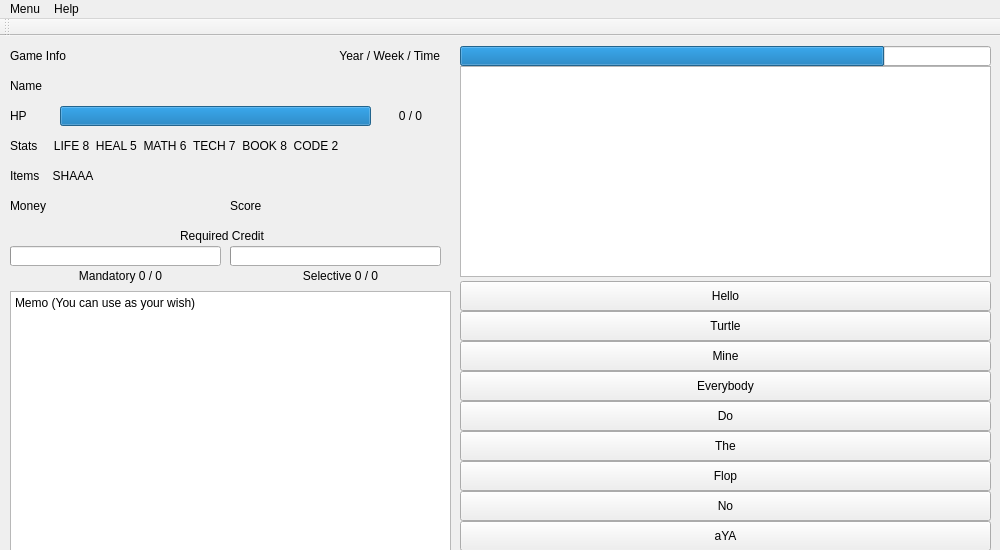
Old version of the form sugang_simulator_2017.ui in the repository CRYPTOGRAPHCODER/project_se271.
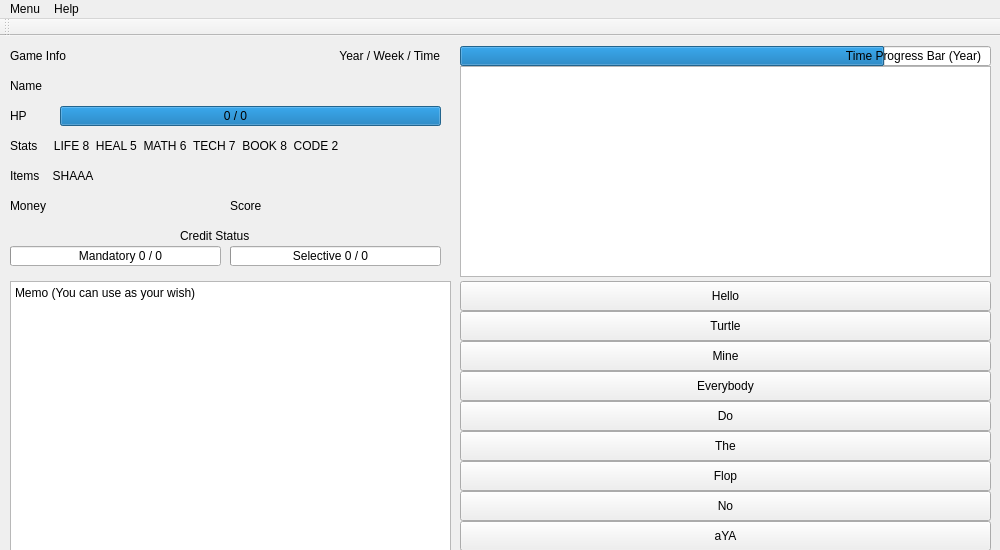
New version of the form.

What changed in the file:
```diff
--- a/sugang_simulator_2017.ui
+++ b/sugang_simulator_2017.ui
@@ -65,7 +65,7 @@
    <widget class="QLabel" name="text_hp">
     <property name="geometry">
      <rect>
-      <x>375</x>
+      <x>200</x>
       <y>70</y>
       <width>71</width>
       <height>20</height>
@@ -86,7 +86,7 @@
      <rect>
       <x>60</x>
       <y>70</y>
-      <width>311</width>
+      <width>381</width>
       <height>20</height>
      </rect>
     </property>
@@ -193,7 +193,7 @@
      </rect>
     </property>
     <property name="text">
-     <string>Required Credit</string>
+     <string>Credit Status</string>
     </property>
    </widget>
    <widget class="QLabel" name="text_score">
@@ -226,7 +226,7 @@
     <property name="geometry">
      <rect>
       <x>70</x>
-      <y>230</y>
+      <y>210</y>
       <width>101</width>
       <height>20</height>
      </rect>
@@ -241,8 +241,8 @@
    <widget class="QLabel" name="text_credit_selective">
     <property name="geometry">
      <rect>
-      <x>290</x>
-      <y>230</y>
+      <x>280</x>
+      <y>210</y>
       <width>101</width>
       <height>20</height>
      </rect>
@@ -258,9 +258,9 @@
     <property name="geometry">
      <rect>
       <x>10</x>
-      <y>255</y>
+      <y>245</y>
       <width>441</width>
-      <height>261</height>
+      <height>271</height>
      </rect>
     </property>
     <property name="html">
@@ -457,6 +457,50 @@
      <string>Everybody</string>
     </property>
    </widget>
+   <widget class="QLabel" name="text_time_2">
+    <property name="geometry">
+     <rect>
+      <x>830</x>
+      <y>10</y>
+      <width>151</width>
+      <height>20</height>
+     </rect>
+    </property>
+    <property name="text">
+     <string>Time Progress Bar (Year)</string>
+    </property>
+    <property name="alignment">
+     <set>Qt::AlignRight|Qt::AlignTrailing|Qt::AlignVCenter</set>
+    </property>
+   </widget>
+   <zorder>text_game</zorder>
+   <zorder>text_time</zorder>
+   <zorder>text_name</zorder>
+   <zorder>prog_hp</zorder>
+   <zorder>text_hp2</zorder>
+   <zorder>text_stats</zorder>
+   <zorder>text_items</zorder>
+   <zorder>prog_credit_selective</zorder>
+   <zorder>prog_credit_mandatory</zorder>
+   <zorder>text_req_credit</zorder>
+   <zorder>text_score</zorder>
+   <zorder>text_money</zorder>
+   <zorder>textbox_memo</zorder>
+   <zorder>prog_time</zorder>
+   <zorder>textbox_console</zorder>
+   <zorder>button3</zorder>
+   <zorder>button8</zorder>
+   <zorder>button9</zorder>
+   <zorder>button7</zorder>
+   <zorder>button5</zorder>
+   <zorder>button6</zorder>
+   <zorder>button1</zorder>
+   <zorder>button2</zorder>
+   <zorder>button4</zorder>
+   <zorder>text_hp</zorder>
+   <zorder>text_credit_selective</zorder>
+   <zorder>text_credit_mandatory</zorder>
+   <zorder>text_time_2</zorder>
   </widget>
   <widget class="QMenuBar" name="menuBar">
    <property name="geometry">
```
